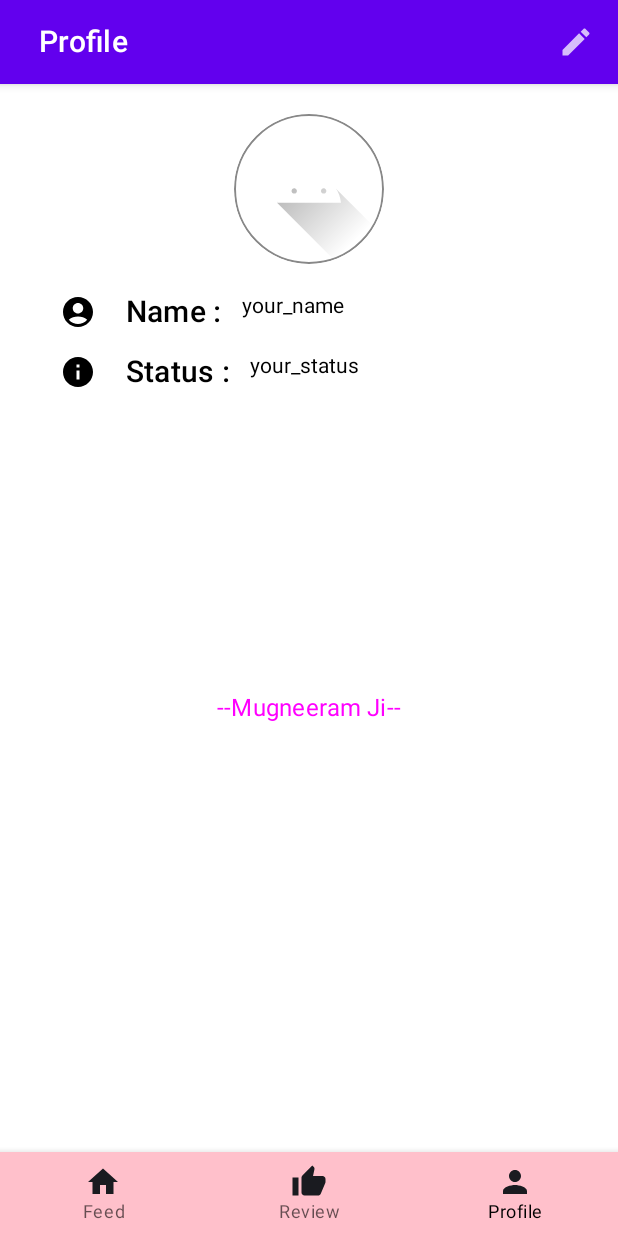
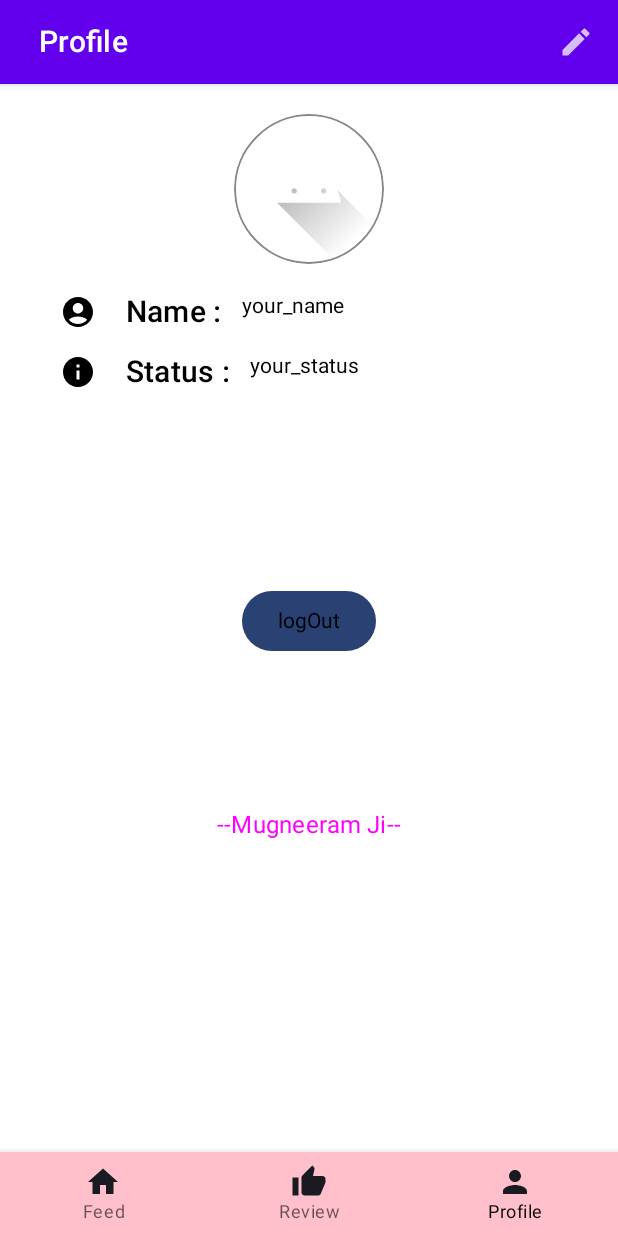
Before and after one commit to bhaskarkatara/MbmReviewer-feed-mobile-application, an Android app built with Jetpack Compose: the ProfileScreen screen opened through its navigation route, on a phone screen of 412 x 824 dp. Run offline under Robolectric (Android 15) with nearby library versions, the phone set to English and light mode, and no system bars; our stand-ins replace Firebase (no records; nobody signed in at launch, a user with empty details on screens opened directly), livedata-compose.

Commit message:
add : profile screen

```diff
--- a/app/src/main/java/com/example/mbmkadhumdhadaka/pages/ProfileScreen.kt
+++ b/app/src/main/java/com/example/mbmkadhumdhadaka/pages/ProfileScreen.kt
@@ -50,13 +50,27 @@ import androidx.compose.material.icons.filled.AccountCircle
 import androidx.compose.material.icons.filled.ArrowBack
 import androidx.compose.material.icons.filled.Edit
 import androidx.compose.material.icons.filled.Info
+import androidx.compose.material3.AlertDialog
 import androidx.compose.material3.IconButton
+import androidx.compose.runtime.LaunchedEffect
 import androidx.compose.ui.draw.clip
 import com.example.mbmkadhumdhadaka.R
+import com.example.mbmkadhumdhadaka.Screens
+import com.example.mbmkadhumdhadaka.viewModel.AuthState
 
 @OptIn(ExperimentalMaterialApi::class)
 @Composable
 fun ProfileScreen(navController: NavController, authViewModel: AuthViewModel) {
+    val isShowLogoutDialog = remember { mutableStateOf(false) }
+        val authState = authViewModel.authState.observeAsState()
+        LaunchedEffect(authState.value) {
+        when (authState.value) {
+            is AuthState.Unauthenticated -> {
+                navController.navigate(Screens.LgSpScreen.route)
+            }
+            else -> Unit
+        }
+    }
     val sheetState = rememberBottomSheetState(initialValue = BottomSheetValue.Collapsed)
     val scaffoldState = rememberBottomSheetScaffoldState(bottomSheetState = sheetState)
     val scope = rememberCoroutineScope()
@@ -182,31 +196,49 @@ fun ProfileScreen(navController: NavController, authViewModel: AuthViewModel) {
                     Text(text = "your_status") // here should come the status which is enter by the user
                 }
             }
-            Spacer(modifier = Modifier.height(200.dp))
+            Spacer(modifier = Modifier.height(130.dp))
+            Button(onClick = {
+                isShowLogoutDialog.value= true
+            }) {
+            Text(text = "logOut")
+        }
+            Spacer(modifier = Modifier.height(100.dp))
             Text(text = "--Mugneeram Ji--", style = MaterialTheme.typography.subtitle1 ,color = Color.Magenta)
         }
+    }
+    if(isShowLogoutDialog.value){
+        AlertDialog(
+            onDismissRequest = { isShowLogoutDialog.value = false },
+            title = { Text(text = "Logout?") },
+            text = { Text(text = "Are you sure you want to logout?") },
+            confirmButton = {
+                Button(onClick = {
+                    isShowLogoutDialog.value = false
+                    authViewModel.signOut()
+                }) {
+                    Text("Confirm")
+                }
+            },
+            dismissButton = {
+                Button(onClick = {
+                    isShowLogoutDialog.value = false
+                }) {
+                    Text("Cancel")
+                }
+            }
+        )
     }
 
 
 
-//    val authState = authViewModel.authState.observeAsState()
-//    LaunchedEffect(authState.value) {
-//        when (authState.value) {
-//            is AuthState.Unauthenticated -> {
-//                navController.navigate(Screens.LgSpScreen.route)
-//            }
-//            else -> Unit
-//        }
-//    }
+
 //
 //    Column(
 //        modifier = Modifier.fillMaxSize().padding(top = 70.dp),
 //        horizontalAlignment = Alignment.CenterHorizontally
 //    ) {
 //
-//        Button(onClick = { authViewModel.signOut() }) {
-//            Text(text = "logOut")
-//        }
+//
 //    }
 
 }
```
